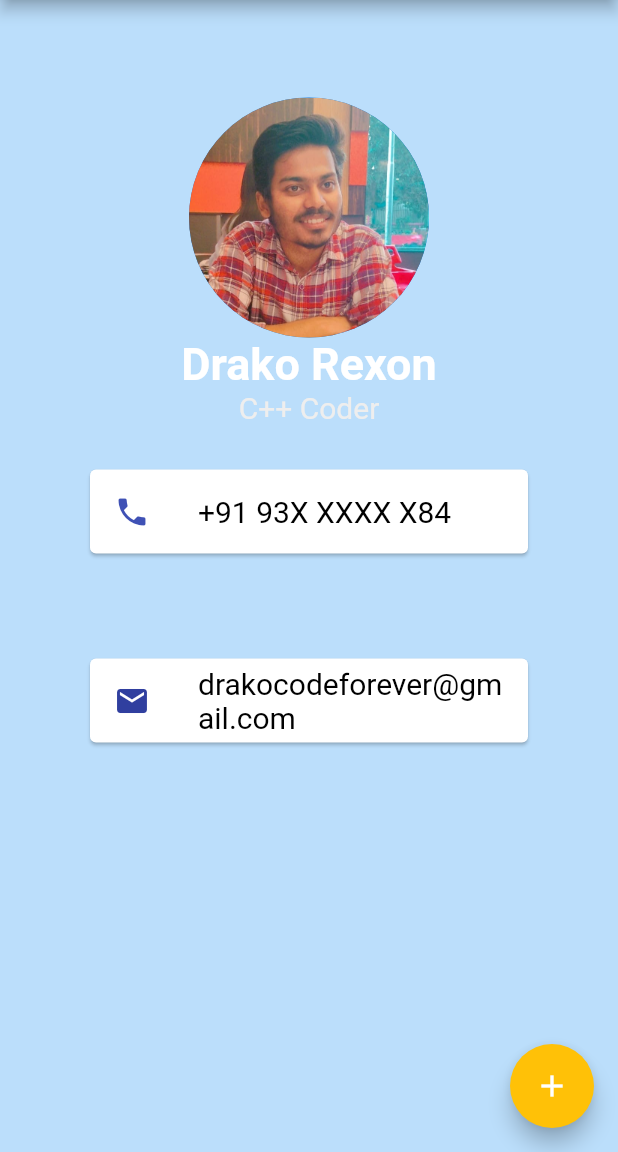
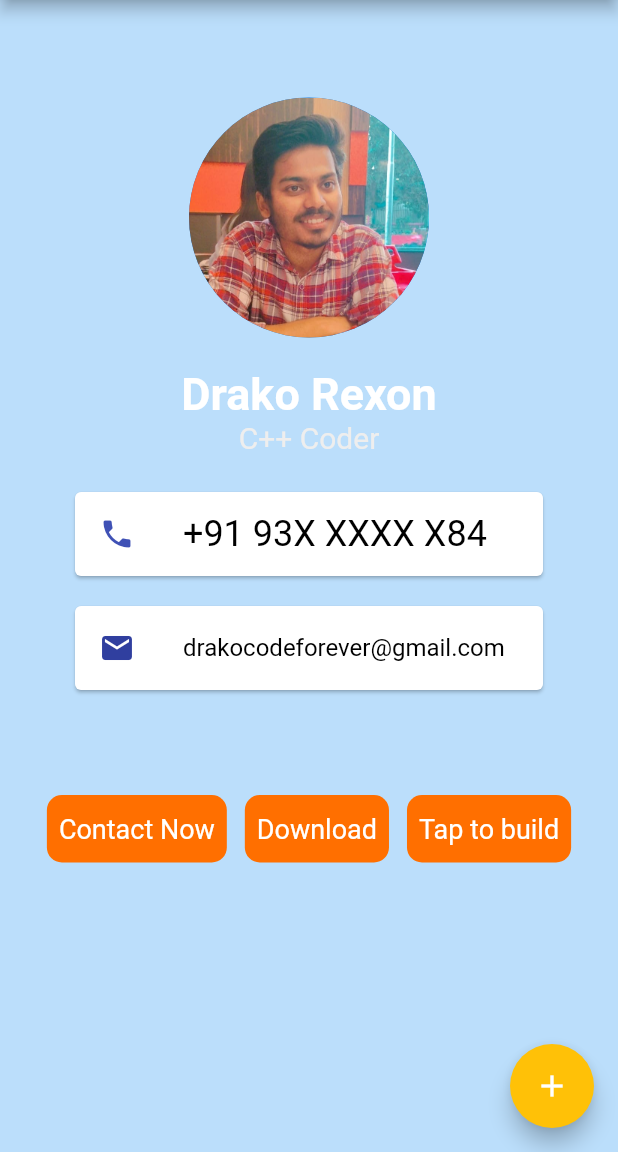
Before and after one commit to Drako-Rexon/Apps, a Flutter app: the screen it shows after launch, on a phone screen of 412 x 824 dp, the part 84-1236 px from its top. Run offline on Flutter 3.47's test engine with Material 2 defaults, Android fonts, the phone set to English and light mode, and no system bars.

Commit message:
three buttons added

```diff
--- a/lib/main.dart
+++ b/lib/main.dart
@@ -111,12 +111,17 @@ class MyApp extends StatelessWidget {
                     // tooltip: 'Drako',
                     backgroundImage: AssetImage('images/profile-img.jpeg'),
                   ),
-                  const Text(
-                    'Drako Rexon',
-                    style: TextStyle(
-                      fontSize: 30,
-                      fontWeight: FontWeight.bold,
-                      color: Colors.white,
+                  const Padding(
+                    padding: EdgeInsets.only(
+                      top: 20,
+                    ),
+                    child: Text(
+                      'Drako Rexon',
+                      style: TextStyle(
+                        fontSize: 30,
+                        fontWeight: FontWeight.bold,
+                        color: Colors.white,
+                      ),
                     ),
                   ),
                   Text(
@@ -128,9 +133,11 @@ class MyApp extends StatelessWidget {
                   ),
                   const Card(
                     color: Colors.white,
-                    margin: EdgeInsets.symmetric(
-                      vertical: 30,
-                      horizontal: 60,
+                    margin: EdgeInsets.only(
+                      top: 25,
+                      bottom: 10,
+                      left: 50,
+                      right: 50,
                     ),
                     child: ListTile(
                       leading: Icon(
@@ -139,18 +146,21 @@ class MyApp extends StatelessWidget {
                       ),
                       title: Text(
                         "+91 93X XXXX X84",
+                        maxLines: 1,
                         style: TextStyle(
                           color: Colors.black,
-                          fontSize: 20,
+                          fontSize: 24,
                         ),
                       ),
                     ),
                   ),
                   Card(
                     color: Colors.white,
-                    margin: const EdgeInsets.symmetric(
-                      vertical: 40,
-                      horizontal: 60,
+                    margin: const EdgeInsets.only(
+                      top: 10,
+                      bottom: 30,
+                      left: 50,
+                      right: 50,
                     ),
                     child: ListTile(
                       leading: Icon(
@@ -159,12 +169,84 @@ class MyApp extends StatelessWidget {
                       ),
                       title: const Text(
                         'drakocodeforever@gmail.com',
+                        maxLines: 1,
                         style: TextStyle(
                           color: Colors.black,
-                          fontSize: 20,
+                          // fontSize: 24,
                         ),
                       ),
                     ),
+                  ),
+                  Row(
+                    mainAxisAlignment: MainAxisAlignment.center,
+                    children: [
+                      Container(
+                        // container 1
+                        height: 45,
+                        padding: const EdgeInsets.all(8),
+                        margin: const EdgeInsets.symmetric(
+                          vertical: 40,
+                          horizontal: 6,
+                        ),
+                        decoration: BoxDecoration(
+                          borderRadius: BorderRadius.circular(10),
+                          color: Colors.amber.shade900,
+                        ),
+                        child: const Center(
+                          child: Text(
+                            'Contact Now',
+                            style: TextStyle(
+                              color: Colors.white,
+                              fontSize: 18,
+                            ),
+                          ),
+                        ),
+                      ),
+                      Container(
+                        // container 2
+                        height: 45,
+                        padding: const EdgeInsets.all(8),
+                        margin: const EdgeInsets.symmetric(
+                          vertical: 40,
+                          horizontal: 6,
+                        ),
+                        decoration: BoxDecoration(
+                          borderRadius: BorderRadius.circular(10),
+                          color: Colors.amber.shade900,
+                        ),
+                        child: const Center(
+                          child: Text(
+                            'Download',
+                            style: TextStyle(
+                              color: Colors.white,
+                              fontSize: 18,
+                            ),
+                          ),
+                        ),
+                      ),
+                      Container(
+                        // container 3
+                        height: 45,
+                        padding: const EdgeInsets.all(8),
+                        margin: const EdgeInsets.symmetric(
+                          vertical: 40,
+                          horizontal: 6,
+                        ),
+                        decoration: BoxDecoration(
+                          borderRadius: BorderRadius.circular(10),
+                          color: Colors.amber.shade900,
+                        ),
+                        child: const Center(
+                          child: Text(
+                            'Tap to build',
+                            style: TextStyle(
+                              color: Colors.white,
+                              fontSize: 18,
+                            ),
+                          ),
+                        ),
+                      ),
+                    ],
                   ),
                 ],
               ),
```
